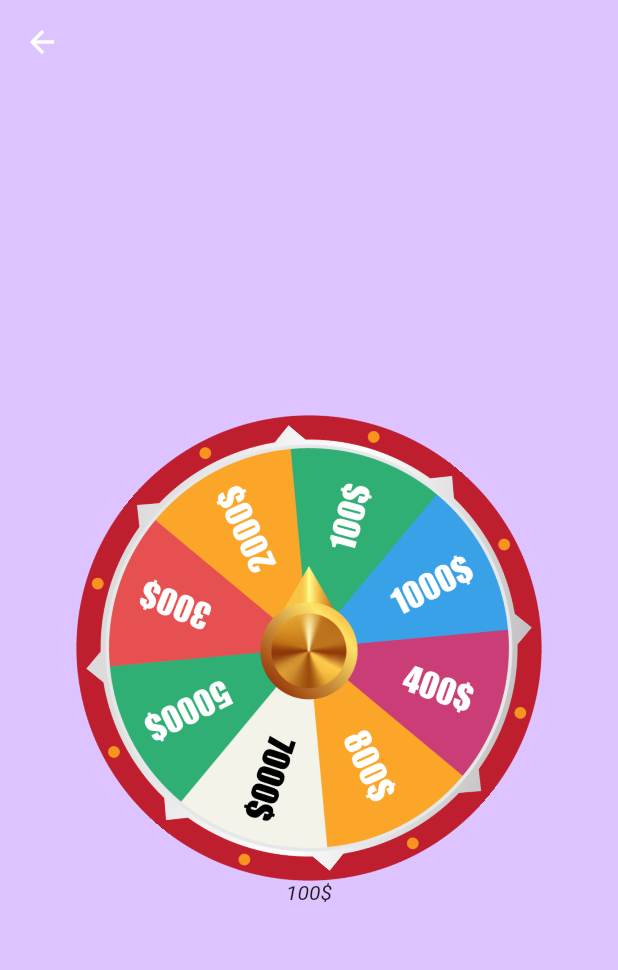
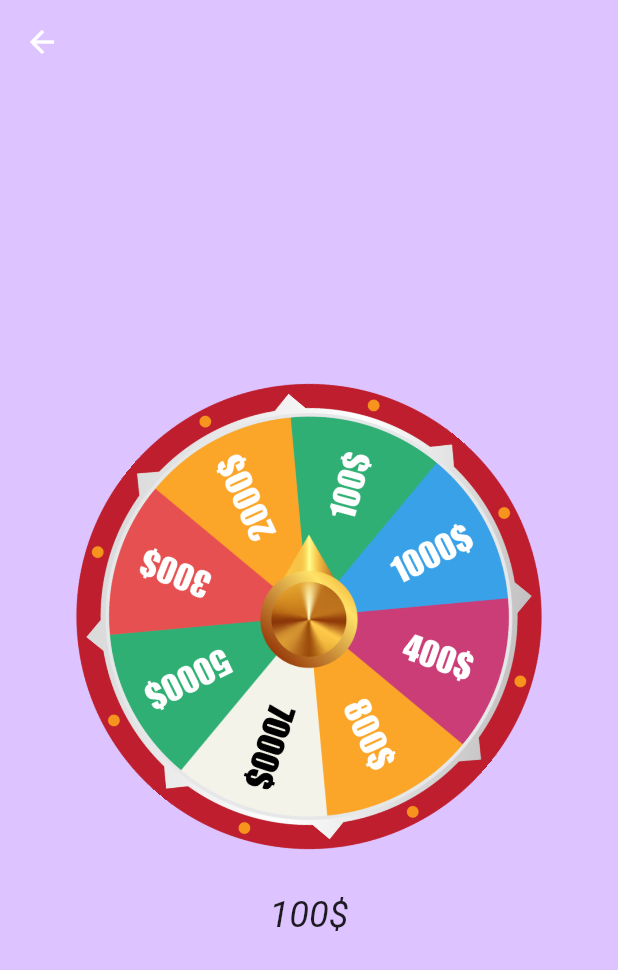
Before and after one commit to davidanaya/flutter-spinning-wheel, a Flutter app: the Roulette screen opened directly, on a phone screen of 412 x 824 dp. Shown: the top 970 px of the screen. Run offline on Flutter 3.47's test engine with Material 2 defaults, Android fonts, the phone set to English and light mode, and no system bars.

```diff
--- a/example/lib/roulette.dart
+++ b/example/lib/roulette.dart
@@ -37,6 +37,7 @@ class Roulette extends StatelessWidget {
               secondaryImageHeight: 110,
               secondaryImageWidth: 110,
             ),
+            SizedBox(height: 30),
             StreamBuilder(
               stream: _dividerController.stream,
               builder: (context, snapshot) =>
@@ -70,6 +71,6 @@ class Score extends StatelessWidget {
   @override
   Widget build(BuildContext context) {
     return Text('${labels[selected]}',
-        style: TextStyle(fontStyle: FontStyle.italic));
+        style: TextStyle(fontStyle: FontStyle.italic, fontSize: 24.0));
   }
 }
```
Also changed, not shown: 1 other file.
